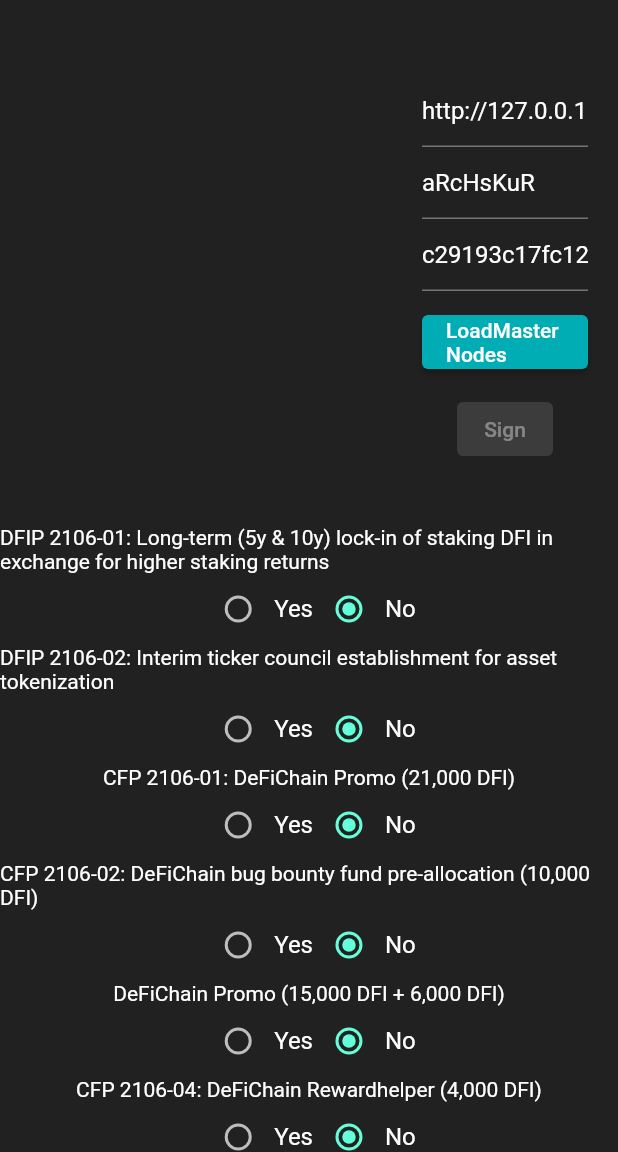
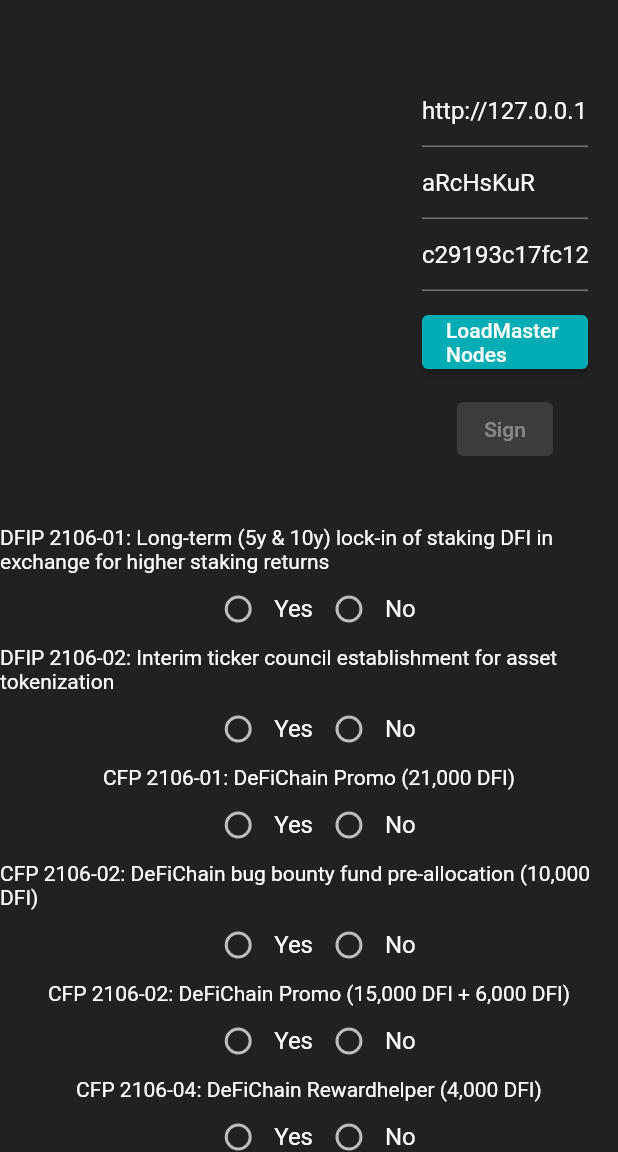
Before and after one commit to saiive/defimnsigner, a Flutter app: the screen it shows after launch, on a phone screen of 412 x 824 dp, the part 84-1236 px from its top. Run offline on Flutter 3.47's test engine with Material 2 defaults, Android fonts, the phone set to English and light mode, and no system bars; Roboto replaces fonts that are missing (Helvetica, Arial, sans-serif).

```diff
--- a/lib/main.dart
+++ b/lib/main.dart
@@ -14,7 +14,7 @@ class Proposal {
   String title;
   String github;
   String type;
-  bool result = false;
+  bool result = null;
 
   Proposal({@required this.id, @required this.title, @required this.github, @required this.type});
 }
@@ -203,60 +203,17 @@ class _MyHomePageState extends State<MyHomePage> {
         github: 'https://github.com/DeFiCh/dfips/issues/39',
         type: 'DFIP'),
     new Proposal(
-        id: 'dfip-2106-02',
-        title: 'DFIP 2106-02: Interim ticker council establishment for asset tokenization',
-        github: 'https://github.com/DeFiCh/dfips/issues/41',
-        type: 'DFIP'),
-    new Proposal(
-        id: 'cfp-2106-01',
-        title: 'CFP 2106-01: DeFiChain Promo (21,000 DFI)',
-        github: 'https://github.com/DeFiCh/dfips/issues/28',
-        type: 'CFP'),
-    new Proposal(
-        id: 'cfp-2106-02',
-        title: 'CFP 2106-02: DeFiChain bug bounty fund pre-allocation (10,000 DFI)',
-        github: 'https://github.com/DeFiCh/dfips/issues/30',
-        type: 'CFP'),
-    new Proposal(
-        id: 'cfp-2106-03',
-        title: 'DeFiChain Promo (15,000 DFI + 6,000 DFI)',
-        github: 'CFP 2106-03: DeFiChain Notification Service (5,000 DFI)',
-        type: 'CFP'),
-    new Proposal(
-        id: 'cfp-2106-04',
-        title: 'CFP 2106-04: DeFiChain Rewardhelper (4,000 DFI)',
-        github: 'https://github.com/DeFiCh/dfips/issues/33',
-        type: 'CFP'),
-    new Proposal(
-        id: 'cfp-2106-05',
-        title: 'CFP 2106-05: DeFiChain Masternode Monitor (7,500 DFI)',
-        github: 'https://github.com/DeFiCh/dfips/issues/34',
-        type: 'CFP'),
-    new Proposal(
-        id: 'cfp-2106-06',
-        title: 'CFP 2106-06: DeFiChain News Team (12,000 DFI)',
-        github: 'https://github.com/DeFiCh/dfips/issues/35',
-        type: 'CFP'),
-    new Proposal(
-        id: 'cfp-2106-07',
-        title: 'CFP 2106-07: mydefichain Masternode Service (50,000 DFI)',
-        github: 'https://github.com/DeFiCh/dfips/issues/36',
-        type: 'CFP'),
-    new Proposal(
-        id: 'cfp-2106-08',
-        title: 'CFP 2106-08: The "DefiNode" for more decentralization (8,800 DFI)',
-        github: 'https://github.com/DeFiCh/dfips/issues/37',
-        type: 'CFP'),
-    new Proposal(
-        id: 'cfp-2106-09',
-        title: 'CFP 2106-09: Liquidity Mining Calculator (987 DFI)',
-        github: 'https://github.com/DeFiCh/dfips/issues/38',
-        type: 'CFP'),
-    new Proposal(
-        id: 'cfp-2106-10',
-        title: 'CFP 2106-10: DeFiChain Fiat Exchange (150,000 DFI)',
-        github: 'https://github.com/DeFiCh/dfips/issues/40',
-        type: 'CFP'),
+        id: 'dfip-2106-02', title: 'DFIP 2106-02: Interim ticker council establishment for asset tokenization', github: 'https://github.com/DeFiCh/dfips/issues/41', type: 'DFIP'),
+    new Proposal(id: 'cfp-2106-01', title: 'CFP 2106-01: DeFiChain Promo (21,000 DFI)', github: 'https://github.com/DeFiCh/dfips/issues/28', type: 'CFP'),
+    new Proposal(id: 'cfp-2106-02', title: 'CFP 2106-02: DeFiChain bug bounty fund pre-allocation (10,000 DFI)', github: 'https://github.com/DeFiCh/dfips/issues/30', type: 'CFP'),
+    new Proposal(id: 'cfp-2106-03', title: 'CFP 2106-02: DeFiChain Promo (15,000 DFI + 6,000 DFI)', github: 'https://github.com/DeFiCh/dfips/issues/28', type: 'CFP'),
+    new Proposal(id: 'cfp-2106-04', title: 'CFP 2106-04: DeFiChain Rewardhelper (4,000 DFI)', github: 'https://github.com/DeFiCh/dfips/issues/33', type: 'CFP'),
+    new Proposal(id: 'cfp-2106-05', title: 'CFP 2106-05: DeFiChain Masternode Monitor (7,500 DFI)', github: 'https://github.com/DeFiCh/dfips/issues/34', type: 'CFP'),
+    new Proposal(id: 'cfp-2106-06', title: 'CFP 2106-06: DeFiChain News Team (12,000 DFI)', github: 'https://github.com/DeFiCh/dfips/issues/35', type: 'CFP'),
+    new Proposal(id: 'cfp-2106-07', title: 'CFP 2106-07: mydefichain Masternode Service (50,000 DFI)', github: 'https://github.com/DeFiCh/dfips/issues/36', type: 'CFP'),
+    new Proposal(id: 'cfp-2106-08', title: 'CFP 2106-08: The "DefiNode" for more decentralization (8,800 DFI)', github: 'https://github.com/DeFiCh/dfips/issues/37', type: 'CFP'),
+    new Proposal(id: 'cfp-2106-09', title: 'CFP 2106-09: Liquidity Mining Calculator (987 DFI)', github: 'https://github.com/DeFiCh/dfips/issues/38', type: 'CFP'),
+    new Proposal(id: 'cfp-2106-10', title: 'CFP 2106-10: DeFiChain Fiat Exchange (150,000 DFI)', github: 'https://github.com/DeFiCh/dfips/issues/40', type: 'CFP'),
   ];
 
   @override
@@ -331,12 +288,16 @@ class _MyHomePageState extends State<MyHomePage> {
       _signedMessages.add(proposal.github);
       _signedMessages.add('');
       _signedMessages.add('');
+      if (proposal.result != null) {
+        for (var mn in _myMasterNodes) {
+          var message = proposal.id + "-" + (proposal.result ? "yes" : "no");
 
-      for (var mn in _myMasterNodes) {
-        var message = proposal.id + "-" + (proposal.result ? "yes" : "no");
-
-        _signedMessages.add('\$ defi-cli signmessage ' + mn['ownerAuthAddress'] + " " + message);
-        _signedMessages.add(await signMessage(mn['ownerAuthAddress'], message));
+          _signedMessages.add('\$ defi-cli signmessage ' + mn['ownerAuthAddress'] + " " + message);
+          _signedMessages.add(await signMessage(mn['ownerAuthAddress'], message));
+        }
+      } else {
+        _signedMessages.add('NO VOTE');
+        _signedMessages.add('');
       }
 
       _signedMessages.add('=========================');
```
